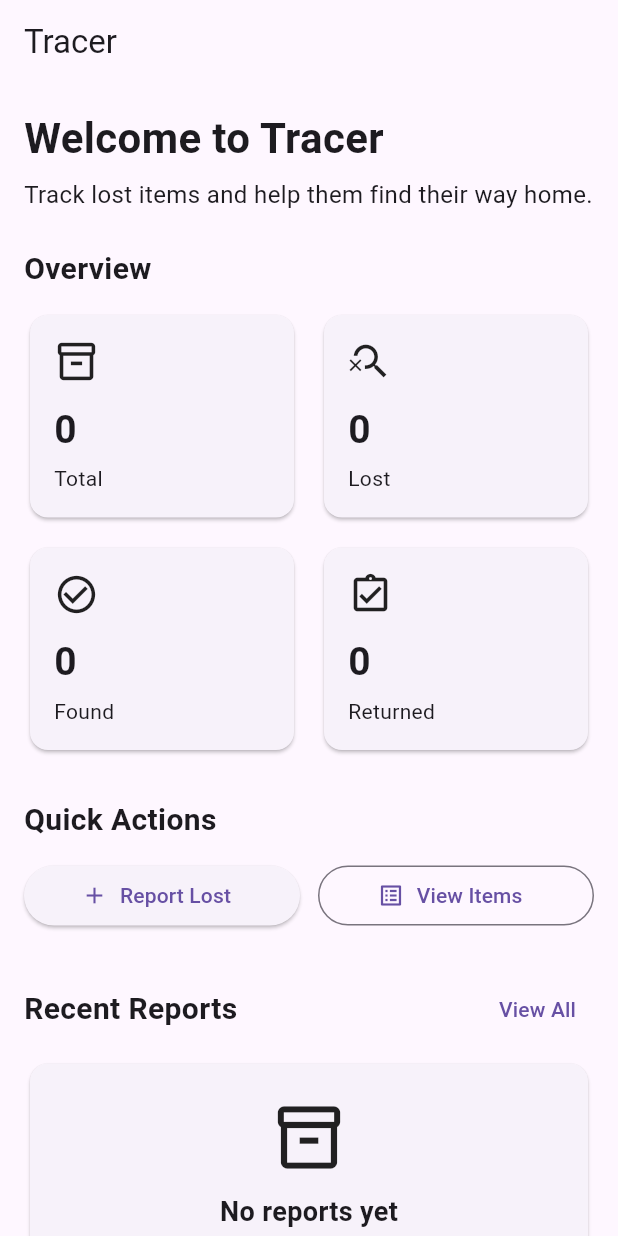
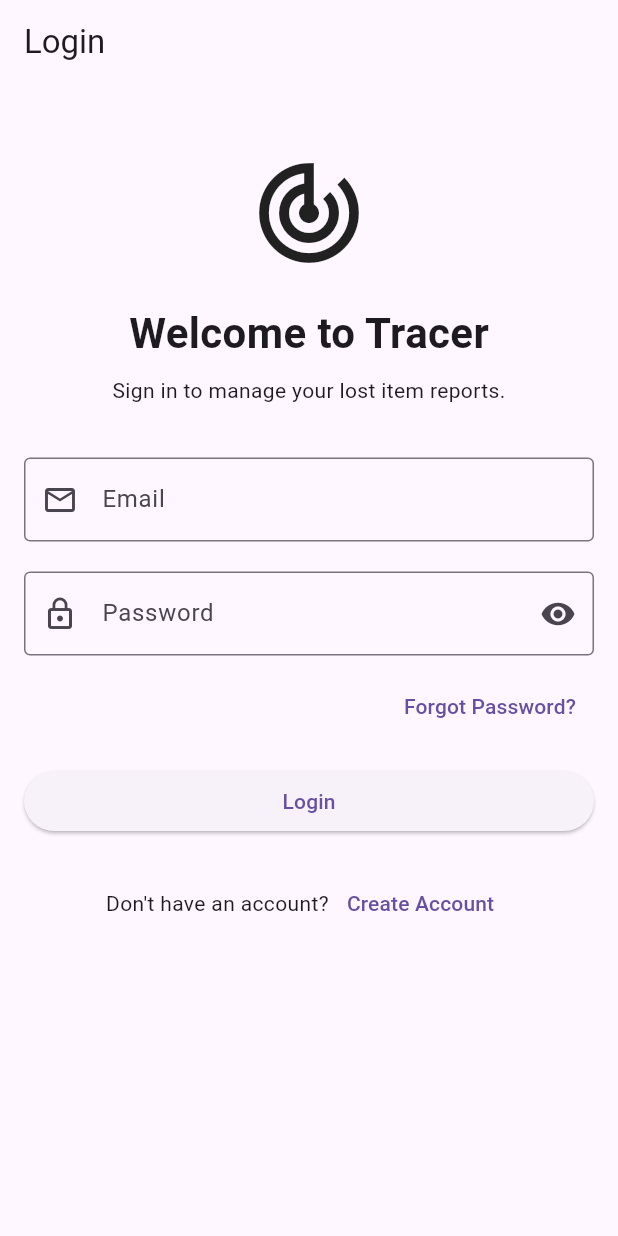
Before and after one commit to abrarfuad8/Tracer, a Flutter app: the screen it shows after launch, on a phone screen of 412 x 824 dp. Run offline on Flutter 3.47's test engine with Material 3 defaults, Android fonts, the phone set to English and light mode, and no system bars; our stand-ins replace sqflite; accounts and stored records are empty.

Commit message:
updating with login

```diff
--- a/lib/main.dart
+++ b/lib/main.dart
@@ -1,6 +1,6 @@
 import 'package:flutter/material.dart';
 
-import 'screens/home_page.dart';
+import 'screens/login_page.dart';
 
 void main() {
   runApp(const TracerApp());
@@ -14,7 +14,7 @@ class TracerApp extends StatelessWidget {
     return MaterialApp(
       debugShowCheckedModeBanner: false,
       title: 'Tracer',
-      home: const HomePage(),
+      home: const LoginPage(),
     );
   }
 }
--- /dev/null
+++ b/lib/models/user.dart
@@ -0,0 +1,13 @@
+class User {
+  final String id;
+  final String name;
+  final String email;
+  final String password;
+
+  User({
+    required this.id,
+    required this.name,
+    required this.email,
+    required this.password,
+  });
+}
--- a/lib/screens/home_page.dart
+++ b/lib/screens/home_page.dart
@@ -1,13 +1,16 @@
 import 'package:flutter/material.dart';
 
 import '../models/lost_item.dart';
+import '../models/user.dart';
 import '../services/lost_item_service.dart';
 import 'item_details_page.dart';
 import 'lost_items_page.dart';
 import 'report_lost_page.dart';
 
 class HomePage extends StatefulWidget {
-  const HomePage({super.key});
+  final User user;
+
+  const HomePage({super.key, required this.user});
 
   @override
   State<HomePage> createState() => _HomePageState();
--- /dev/null
+++ b/lib/screens/login_page.dart
@@ -0,0 +1,215 @@
+import 'package:flutter/material.dart';
+
+import '../services/user_service.dart';
+import 'home_page.dart';
+import 'register_page.dart';
+
+class LoginPage extends StatefulWidget {
+  const LoginPage({super.key});
+
+  @override
+  State<LoginPage> createState() => _LoginPageState();
+}
+
+class _LoginPageState extends State<LoginPage> {
+  final _formKey = GlobalKey<FormState>();
+
+  final _emailController = TextEditingController();
+  final _passwordController = TextEditingController();
+
+  final UserService _userService = UserService();
+
+  bool _isPasswordVisible = false;
+  bool _isLoading = false;
+
+  @override
+  void dispose() {
+    _emailController.dispose();
+    _passwordController.dispose();
+
+    super.dispose();
+  }
+
+  Future<void> _login() async {
+    if (!_formKey.currentState!.validate()) {
+      return;
+    }
+
+    setState(() {
+      _isLoading = true;
+    });
+
+    final email = _emailController.text.trim().toLowerCase();
+    final password = _passwordController.text;
+
+    try {
+      final user = await _userService.loginUser(email, password);
+
+      if (!mounted) return;
+
+      if (user == null) {
+        ScaffoldMessenger.of(context).showSnackBar(
+          const SnackBar(content: Text('Invalid email or password')),
+        );
+
+        return;
+      }
+
+      Navigator.pushReplacement(
+        context,
+        MaterialPageRoute(builder: (context) => HomePage(user: user)),
+      );
+    } catch (e) {
+      if (!mounted) return;
+
+      ScaffoldMessenger.of(context).showSnackBar(
+        const SnackBar(content: Text('Login failed. Please try again.')),
+      );
+    } finally {
+      if (mounted) {
+        setState(() {
+          _isLoading = false;
+        });
+      }
+    }
+  }
+
+  Future<void> _openRegisterPage() async {
+    await Navigator.push(
+      context,
+      MaterialPageRoute(builder: (context) => const RegisterPage()),
+    );
+  }
+
+  @override
+  Widget build(BuildContext context) {
+    return Scaffold(
+      appBar: AppBar(title: const Text('Login')),
+      body: SingleChildScrollView(
+        padding: const EdgeInsets.all(16),
+        child: Form(
+          key: _formKey,
+          child: Column(
+            children: [
+              const SizedBox(height: 30),
+
+              const Icon(Icons.track_changes, size: 80),
+
+              const SizedBox(height: 20),
+
+              const Text(
+                'Welcome to Tracer',
+                style: TextStyle(fontSize: 28, fontWeight: FontWeight.bold),
+              ),
+
+              const SizedBox(height: 8),
+
+              const Text(
+                'Sign in to manage your lost item reports.',
+                textAlign: TextAlign.center,
+              ),
+
+              const SizedBox(height: 35),
+
+              TextFormField(
+                controller: _emailController,
+                keyboardType: TextInputType.emailAddress,
+                textInputAction: TextInputAction.next,
+                decoration: const InputDecoration(
+                  labelText: 'Email',
+                  prefixIcon: Icon(Icons.email_outlined),
+                  border: OutlineInputBorder(),
+                ),
+                validator: (value) {
+                  if (value == null || value.trim().isEmpty) {
+                    return 'Please enter your email';
+                  }
+
+                  final emailRegex = RegExp(r'^[^@\s]+@[^@\s]+\.[^@\s]+$');
+
+                  if (!emailRegex.hasMatch(value.trim())) {
+                    return 'Please enter a valid email';
+                  }
+
+                  return null;
+                },
+              ),
+
+              const SizedBox(height: 20),
+
+              TextFormField(
+                controller: _passwordController,
+                obscureText: !_isPasswordVisible,
+                decoration: InputDecoration(
+                  labelText: 'Password',
+                  prefixIcon: const Icon(Icons.lock_outline),
+                  suffixIcon: IconButton(
+                    onPressed: () {
+                      setState(() {
+                        _isPasswordVisible = !_isPasswordVisible;
+                      });
+                    },
+                    icon: Icon(
+                      _isPasswordVisible
+                          ? Icons.visibility_off
+                          : Icons.visibility,
+                    ),
+                  ),
+                  border: const OutlineInputBorder(),
+                ),
+                validator: (value) {
+                  if (value == null || value.isEmpty) {
+                    return 'Please enter your password';
+                  }
+
+                  return null;
+                },
+              ),
+
+              const SizedBox(height: 10),
+
+              Align(
+                alignment: Alignment.centerRight,
+                child: TextButton(
+                  onPressed: () {
+                    // We will add Forgot Password here.
+                  },
+                  child: const Text('Forgot Password?'),
+                ),
+              ),
+
+              const SizedBox(height: 15),
+
+              SizedBox(
+                width: double.infinity,
+                child: ElevatedButton(
+                  onPressed: _isLoading ? null : _login,
+                  child: _isLoading
+                      ? const SizedBox(
+                          height: 20,
+                          width: 20,
+                          child: CircularProgressIndicator(strokeWidth: 2),
+                        )
+                      : const Text('Login'),
+                ),
+              ),
+
+              const SizedBox(height: 20),
+
+              Row(
+                mainAxisAlignment: MainAxisAlignment.center,
+                children: [
+                  const Text("Don't have an account?"),
+                  TextButton(
+                    onPressed: _openRegisterPage,
+                    child: const Text('Create Account'),
+                  ),
+                ],
+              ),
+            ],
+          ),
+        ),
+      ),
+    );
+  }
+}
--- a/lib/services/database_helper.dart
+++ b/lib/services/database_helper.dart
@@ -22,7 +22,12 @@ class DatabaseHelper {
     final databasePath = await getDatabasesPath();
     final path = join(databasePath, 'tracer.db');
 
-    return await openDatabase(path, version: 1, onCreate: _onCreate);
+    return await openDatabase(
+      path,
+      version: 2,
+      onCreate: _onCreate,
+      onUpgrade: _onUpgrade,
+    );
   }
 
   Future<void> _onCreate(Database db, int version) async {
@@ -40,5 +45,27 @@ class DatabaseHelper {
         ownerId TEXT NOT NULL
       )
     ''');
+
+    await db.execute('''
+      CREATE TABLE users (
+        id TEXT PRIMARY KEY,
+        name TEXT NOT NULL,
+        email TEXT NOT NULL UNIQUE,
+        password TEXT NOT NULL
+      )
+    ''');
+  }
+
+  Future<void> _onUpgrade(Database db, int oldVersion, int newVersion) async {
+    if (oldVersion < 2) {
+      await db.execute('''
+        CREATE TABLE users (
+          id TEXT PRIMARY KEY,
+          name TEXT NOT NULL,
+          email TEXT NOT NULL UNIQUE,
+          password TEXT NOT NULL
+        )
+      ''');
+    }
   }
 }
--- /dev/null
+++ b/lib/services/user_service.dart
@@ -0,0 +1,52 @@
+import '../models/user.dart';
+import 'database_helper.dart';
+
+class UserService {
+  final DatabaseHelper _databaseHelper = DatabaseHelper.instance;
+
+  Future<bool> registerUser(User user) async {
+    final db = await _databaseHelper.database;
+
+    final existingUsers = await db.query(
+      'users',
+      where: 'email = ?',
+      whereArgs: [user.email],
+    );
+
+    if (existingUsers.isNotEmpty) {
+      return false;
+    }
+
+    await db.insert('users', {
+      'id': user.id,
+      'name': user.name,
+      'email': user.email,
+      'password': user.password,
+    });
+
+    return true;
+  }
+
+  Future<User?> loginUser(String email, String password) async {
+    final db = await _databaseHelper.database;
+
+    final result = await db.query(
+      'users',
+      where: 'email = ? AND password = ?',
+      whereArgs: [email, password],
+    );
+
+    if (result.isEmpty) {
+      return null;
+    }
+
+    final user = result.first;
+
+    return User(
+      id: user['id'] as String,
+      name: user['name'] as String,
+      email: user['email'] as String,
+      password: user['password'] as String,
+    );
+  }
+}
```
Also changed, not shown: lib/screens/register_page.dart (added, +341 -0 lines), 1 other file.
